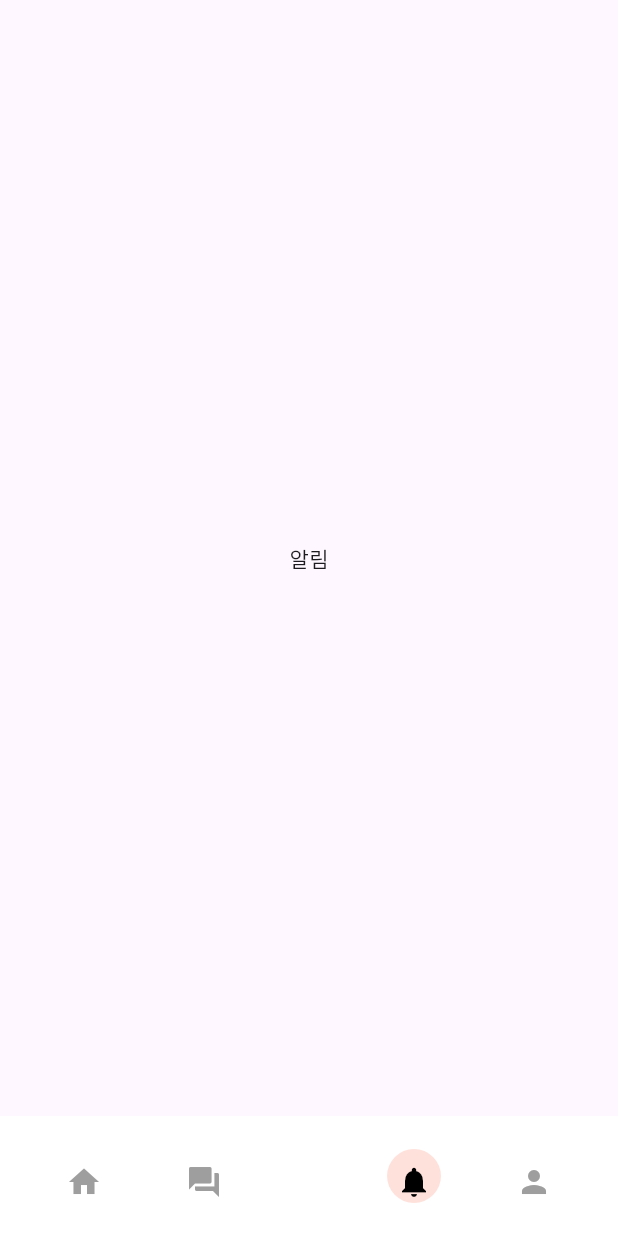
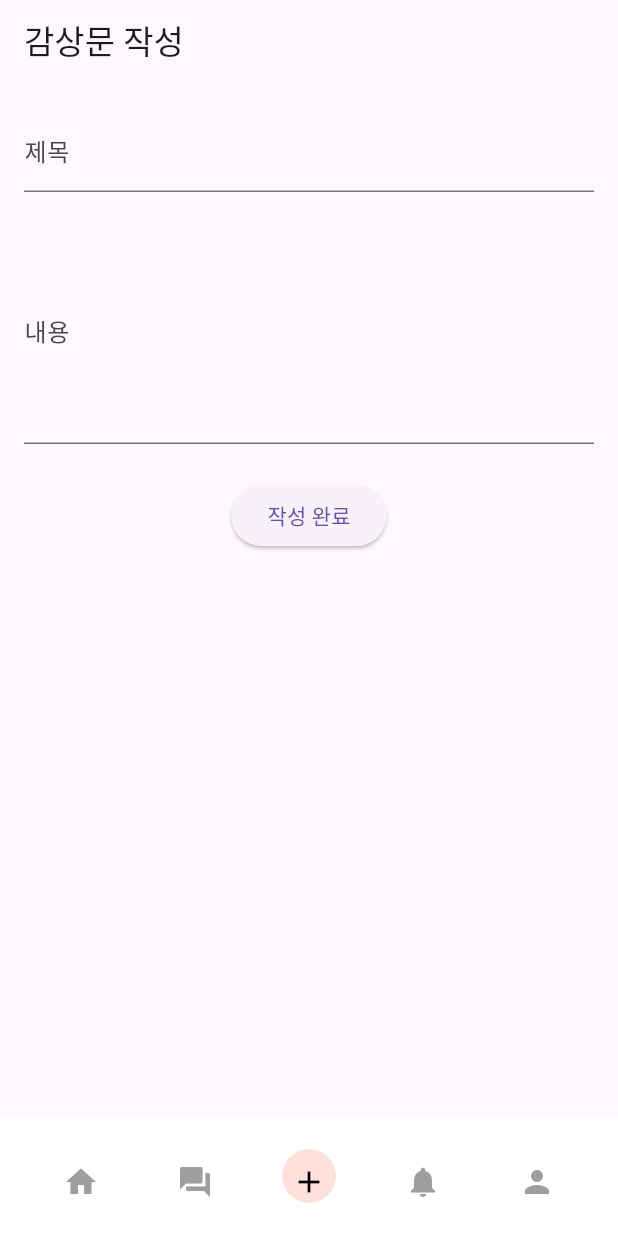
Before and after one commit to yyubin/agora, a Flutter app: the screen it shows after launch, item 3 of the bottom bar chosen, on a phone screen of 412 x 824 dp. Run offline on Flutter 3.47's test engine with Material 3 defaults, Android fonts, the phone set to English and light mode, and no system bars; our stand-ins replace go_router; Roboto replaces fonts that are missing (Pretendard).

Commit message:
feat: add review create

```diff
--- /dev/null
+++ b/lib/features/community/screens/review_create_screen.dart
@@ -0,0 +1,74 @@
+import 'package:flutter/material.dart';
+import 'package:go_router/go_router.dart';
+import '../models/review.dart';
+
+class ReviewCreateScreen extends StatefulWidget {
+  const ReviewCreateScreen({super.key});
+
+  @override
+  State<ReviewCreateScreen> createState() => _ReviewCreateScreenState();
+}
+
+class _ReviewCreateScreenState extends State<ReviewCreateScreen> {
+  final _formKey = GlobalKey<FormState>();
+  String title = '';
+  String content = '';
+
+  void _submit() {
+    if (_formKey.currentState!.validate()) {
+      _formKey.currentState!.save();
+
+      final newReview = Review(
+        title: title,
+        date: DateTime.now().toString().substring(0, 10),
+        content: content,
+      );
+
+      dummyReviews.insert(0, newReview); // 최신순 정렬이라면 insert(0, ...)
+
+      // 메시지 보여주고 돌아가기
+      ScaffoldMessenger.of(context).showSnackBar(
+        const SnackBar(content: Text('감상문이 등록되었습니다!')),
+      );
+
+      context.pop();
+    }
+  }
+
+
+  @override
+  Widget build(BuildContext context) {
+    return Scaffold(
+      appBar: AppBar(title: const Text('감상문 작성')),
+      body: Padding(
+        padding: const EdgeInsets.all(16),
+        child: Form(
+          key: _formKey,
+          child: Column(
+            children: [
+              TextFormField(
+                decoration: const InputDecoration(labelText: '제목'),
+                onSaved: (val) => title = val ?? '',
+                validator: (val) =>
+                val == null || val.isEmpty ? '제목을 입력해주세요' : null,
+              ),
+              const SizedBox(height: 16),
+              TextFormField(
+                decoration: const InputDecoration(labelText: '내용'),
+                onSaved: (val) => content = val ?? '',
+                validator: (val) =>
+                val == null || val.isEmpty ? '내용을 입력해주세요' : null,
+                maxLines: 5,
+              ),
+              const SizedBox(height: 24),
+              ElevatedButton(
+                onPressed: _submit,
+                child: const Text('작성 완료'),
+              ),
+            ],
+          ),
+        ),
+      ),
+    );
+  }
+}
--- a/lib/features/home/screens/home_screen.dart
+++ b/lib/features/home/screens/home_screen.dart
@@ -1,6 +1,7 @@
 import 'package:flutter/material.dart';
 import '../widgets/bottom_nav_bar.dart';
 import '../../community/screens/review_screen.dart';
+import '../../community/screens/review_create_screen.dart';
 
 class HomeScreen extends StatefulWidget {
   @override
@@ -16,7 +17,7 @@ class _HomeScreenState extends State<HomeScreen> {
   final List<Widget> _pages = [
     Center(child: Text('홈')),
     const ReviewScreen(),
-    Center(child: Text('글쓰기')),
+    const ReviewCreateScreen(),
     Center(child: Text('알림')),
     Center(child: Text('프로필')),
   ];
--- a/lib/features/home/widgets/bottom_nav_bar.dart
+++ b/lib/features/home/widgets/bottom_nav_bar.dart
@@ -23,7 +23,7 @@ class CustomBottomNavBar extends StatelessWidget {
         children: [
           _buildTab(icon: Icons.home, index: 0),
           _buildTab(icon: Icons.forum, index: 1),
-          const SizedBox(width: 48), // 가운데 버튼 공간 확보
+          _buildTab(icon: Icons.add, index: 2),
           _buildTab(icon: Icons.notifications, index: 3),
           _buildTab(icon: Icons.person, index: 4),
         ],
--- a/lib/routes/app_router.dart
+++ b/lib/routes/app_router.dart
@@ -4,6 +4,7 @@ import 'package:go_router/go_router.dart';
 import '../features/home/screens/home_screen.dart';
 import '../features/community/screens/review_screen.dart';
 import '../features/community/screens/review_detail_screen.dart';
+import '../features/community/screens/review_create_screen.dart';
 import '../features/community/models/review.dart';
 
 final GoRouter appRouter = GoRouter(
@@ -23,6 +24,10 @@ final GoRouter appRouter = GoRouter(
             return ReviewDetailScreen(review: review);
           },
         ),
+        GoRoute(
+          path: 'reviews/create',
+          builder: (context, state) => const ReviewCreateScreen(),
+        ),
       ],
     ),
   ],
```
Also changed, not shown: lib/features/community/screens/review_screen.dart (+16 -1 lines).
